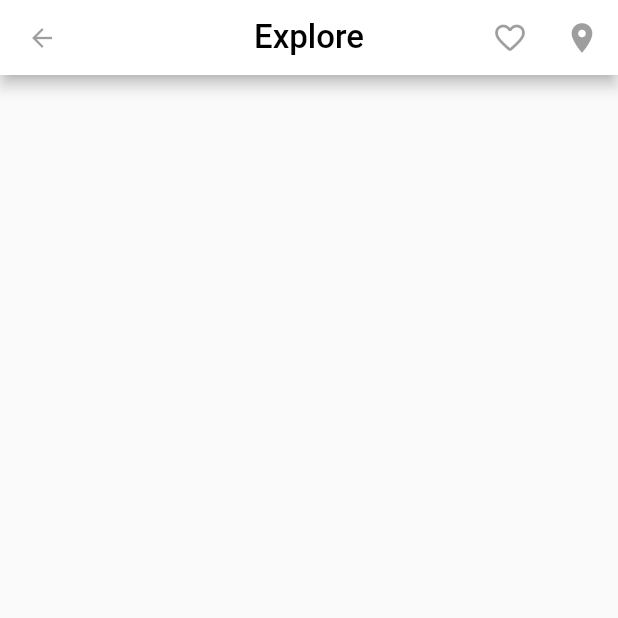
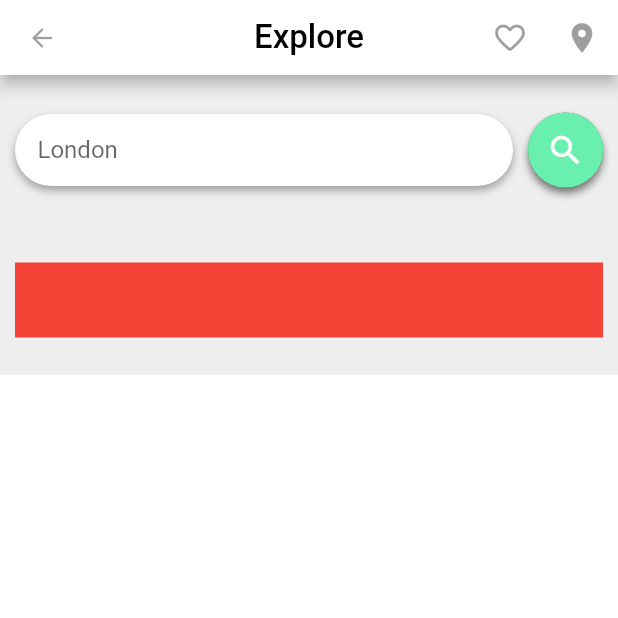
Before and after one commit to QuillianChardon/presentation_flutter, a Flutter app: the screen it shows after launch, on a phone screen of 412 x 824 dp, the top half of it. Run offline on Flutter 3.47's test engine with Material 2 defaults, Android fonts, the phone set to English and light mode, and no system bars.

Commit message:
ajout de la barre de recherche

```diff
--- a/Flutter/2_app/lib/main.dart
+++ b/Flutter/2_app/lib/main.dart
@@ -26,7 +26,14 @@ class HomePage extends StatelessWidget {
   Widget build(BuildContext context) {
     return Scaffold(
       appBar: MyAppBar(),
-      body: Container(),
+      body: SingleChildScrollView(
+        child: Column(
+          children: [
+            SearchSection(),
+            HotelSection(),
+          ],
+        ),
+      ),
     );
   }
 }
@@ -68,3 +75,90 @@ class MyAppBar extends StatelessWidget implements PreferredSizeWidget {
     );
   }
 }
+
+class SearchSection extends StatelessWidget {
+  const SearchSection({Key? key}) : super(key: key);
+
+  @override
+  Widget build(BuildContext context) {
+    return Container(
+      height: 200,
+      color: Colors.grey[200],
+      padding: const EdgeInsets.fromLTRB(10, 25, 10, 10),
+      child: Column(children: [
+        Row(
+          children: [
+            Expanded(
+              child: Container(
+                padding: const EdgeInsets.only(left: 5),
+                decoration: BoxDecoration(
+                  color: Colors.white,
+                  borderRadius: BorderRadius.circular(30),
+                  boxShadow: const [
+                    BoxShadow(
+                      color: Colors.grey,
+                      blurRadius: 4,
+                      offset: Offset(0, 3),
+                    ),
+                  ],
+                ),
+                child: const TextField(
+                  decoration: InputDecoration(
+                    hintText: 'London',
+                    contentPadding: EdgeInsets.all(10),
+                    border: InputBorder.none,
+                  ),
+                ),
+              ),
+            ),
+            const SizedBox(width: 10),
+            Container(
+              height: 50,
+              width: 50,
+              decoration: const BoxDecoration(
+                color: Colors.green,
+                borderRadius: BorderRadius.all(Radius.circular(25)),
+                boxShadow: [
+                  BoxShadow(
+                    color: Colors.grey,
+                    blurRadius: 4,
+                    offset: Offset(0, 4),
+                  ),
+                ],
+              ),
+              child: ElevatedButton(
+                onPressed: () {},
+                child: Icon(
+                  Icons.search,
+                  size: 26,
+                ),
+                style: ElevatedButton.styleFrom(
+                  shape: CircleBorder(),
+                  padding: EdgeInsets.all(10),
+                  primary: Colors.greenAccent[200],
+                ),
+              ),
+            ),
+          ],
+        ),
+        const SizedBox(height: 50),
+        Container(
+          height: 50,
+          color: Colors.red,
+        ),
+      ]),
+    );
+  }
+}
+
+class HotelSection extends StatelessWidget {
+  const HotelSection({Key? key}) : super(key: key);
+
+  @override
+  Widget build(BuildContext context) {
+    return Container(
+      height: 1500,
+      color: Colors.white,
+    );
+  }
+}
```
